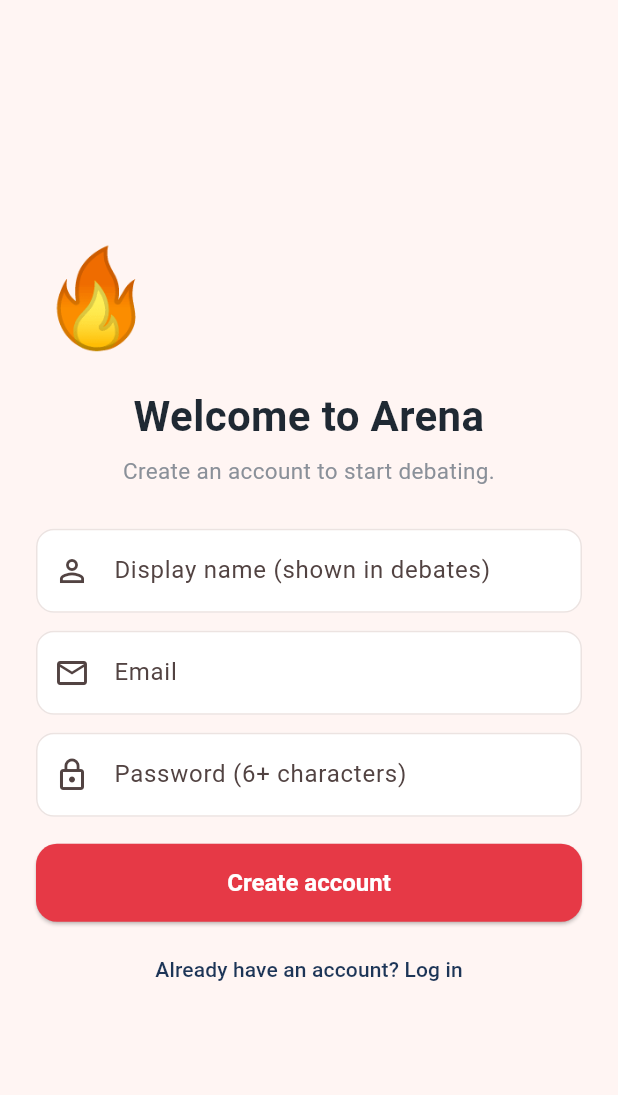
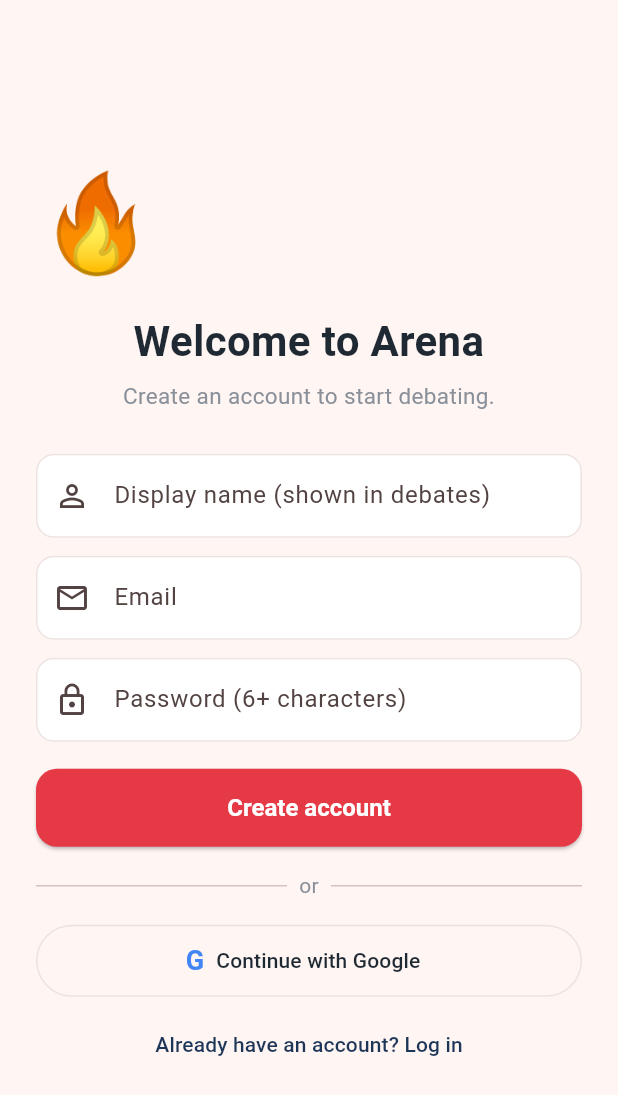
Before and after one commit to rahulkallingal/arena, a Flutter app: the screen it shows once a user with an empty profile is signed in, after a tap on the "logout" icon, on a phone screen of 412 x 824 dp. Shown: the top 1095 px of the screen. Run offline on Flutter 3.47's test engine with Material 3 defaults, Android fonts, the phone set to English and light mode, and no system bars; our stand-ins replace cloud_firestore, firebase_auth, firebase_core, flutter_local_notifications, google_sign_in, shared_preferences and 1 more; accounts and stored records are empty.

Commit message:
Arena v1.0.6: Continue with Google sign-in
Add google_sign_in (v7) + Firebase credential flow, button on login screen,
google-services.json with OAuth client. Signs out of Google on logout.

Co-Authored-By: Claude Opus 4.8 <noreply@anthropic.com>
Claude-Session: https://claude.ai/code/session_01EYmDLq2uWjDKw37GV3KqP6

```diff
--- a/lib/screens/login_screen.dart
+++ b/lib/screens/login_screen.dart
@@ -38,6 +38,28 @@ class _LoginScreenState extends State<LoginScreen> {
     _emailError = null;
     _passwordError = null;
     _nameError = null;
+  }
+
+  Future<void> _google() async {
+    setState(() {
+      _busy = true;
+      _clearErrors();
+    });
+    try {
+      final ok = await _auth.signInWithGoogle();
+      if (!ok) {
+        if (mounted) setState(() => _busy = false);
+        return; // user cancelled
+      }
+      if (!mounted) return;
+      Navigator.of(context).pushReplacement(
+        MaterialPageRoute(builder: (_) => const RoomsListScreen()),
+      );
+    } catch (e) {
+      setState(() => _generalError = AuthService.friendlyError(e));
+    } finally {
+      if (mounted) setState(() => _busy = false);
+    }
   }
 
   Future<void> _submit() async {
@@ -198,6 +220,32 @@ class _LoginScreenState extends State<LoginScreen> {
                         )
                       : Text(_isSignUp ? 'Create account' : 'Log in'),
                 ),
+                const SizedBox(height: 16),
+                Row(
+                  children: const [
+                    Expanded(child: Divider()),
+                    Padding(
+                      padding: EdgeInsets.symmetric(horizontal: 8),
+                      child: Text('or', style: TextStyle(color: AppColors.textGrey)),
+                    ),
+                    Expanded(child: Divider()),
+                  ],
+                ),
+                const SizedBox(height: 16),
+                OutlinedButton.icon(
+                  onPressed: _busy ? null : _google,
+                  icon: const Text('G',
+                      style: TextStyle(
+                          fontSize: 18,
+                          fontWeight: FontWeight.bold,
+                          color: Color(0xFF4285F4))),
+                  label: const Text('Continue with Google'),
+                  style: OutlinedButton.styleFrom(
+                    foregroundColor: AppColors.textDark,
+                    minimumSize: const Size.fromHeight(48),
+                    side: const BorderSide(color: AppColors.border),
+                  ),
+                ),
                 const SizedBox(height: 8),
                 TextButton(
                   onPressed: _busy
--- a/lib/services/auth_service.dart
+++ b/lib/services/auth_service.dart
@@ -1,5 +1,6 @@
 import 'package:cloud_firestore/cloud_firestore.dart';
 import 'package:firebase_auth/firebase_auth.dart';
+import 'package:google_sign_in/google_sign_in.dart';
 
 /// Which login field an error should be shown against.
 enum AuthField { email, password, general }
@@ -19,6 +20,12 @@ class AuthError {
 class AuthService {
   final _auth = FirebaseAuth.instance;
   final _db = FirebaseFirestore.instance;
+
+  /// Web/server OAuth client id (from google-services.json) used to obtain an
+  /// ID token that Firebase will accept for Google sign-in.
+  static const _googleServerClientId =
+      '958305310400-iu1a1le283u4b5jvoks0sht3agk5s3h9.apps.googleusercontent.com';
+  static bool _googleReady = false;
 
   User? get currentUser => _auth.currentUser;
 
@@ -78,7 +85,44 @@ class AuthService {
     );
   }
 
-  Future<void> signOut() => _auth.signOut();
+  /// Signs in with Google. Returns false if the user cancelled the chooser.
+  /// Throws on real failures.
+  Future<bool> signInWithGoogle() async {
+    final google = GoogleSignIn.instance;
+    if (!_googleReady) {
+      await google.initialize(serverClientId: _googleServerClientId);
+      _googleReady = true;
+    }
+    GoogleSignInAccount account;
+    try {
+      account = await google.authenticate();
+    } on GoogleSignInException catch (e) {
+      if (e.code == GoogleSignInExceptionCode.canceled) return false;
+      rethrow;
+    }
+    final idToken = account.authentication.idToken;
+    if (idToken == null) {
+      throw FirebaseAuthException(
+          code: 'no-id-token', message: 'Google sign-in did not return a token.');
+    }
+    final credential = GoogleAuthProvider.credential(idToken: idToken);
+    final cred = await _auth.signInWithCredential(credential);
+    final user = cred.user!;
+    // Save / merge a profile doc (display name shown next to messages).
+    await _db.collection('users').doc(user.uid).set({
+      'displayName': user.displayName ?? 'Anonymous',
+      'email': user.email,
+      'createdAt': FieldValue.serverTimestamp(),
+    }, SetOptions(merge: true));
+    return true;
+  }
+
+  Future<void> signOut() async {
+    try {
+      await GoogleSignIn.instance.signOut();
+    } catch (_) {/* not signed in with Google */}
+    await _auth.signOut();
+  }
 
   /// Classifies a login/signup error to the field it belongs to, so the UI can
   /// highlight the email field for email problems and the password field for
--- a/pubspec.yaml
+++ b/pubspec.yaml
@@ -24,6 +24,7 @@ dependencies:
   shared_preferences: ^2.5.5
   flutter_local_notifications: ^22.0.1
   timezone: ^0.11.0
+  google_sign_in: ^7.2.0
 
   # NOTE: The packages below are added during setup with ONE command so their
   # versions always match your Flutter install (see SETUP_WINDOWS.md, Step 3):
```
Also changed, not shown: 1 other file.
